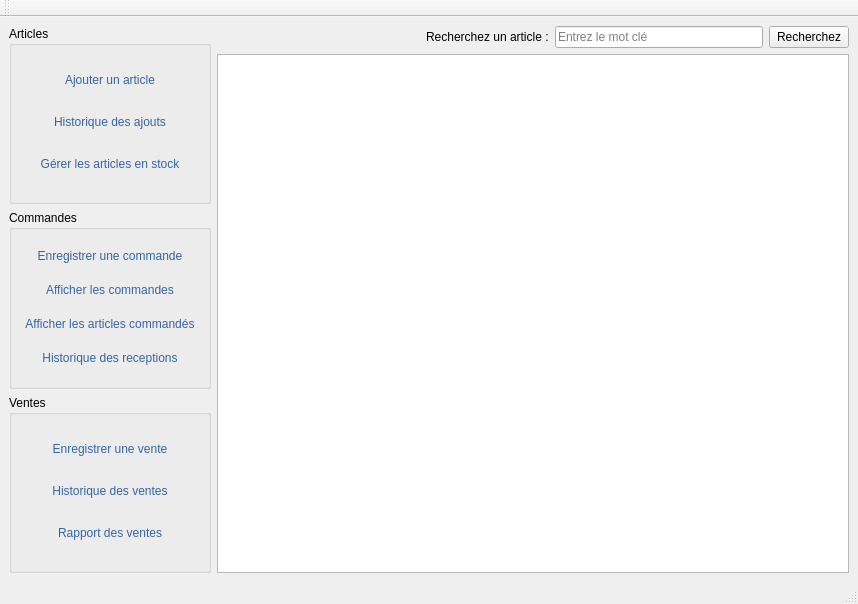
Above: views/ui/main.ui from mono57/libsoft before the change. Below: the same form after it.
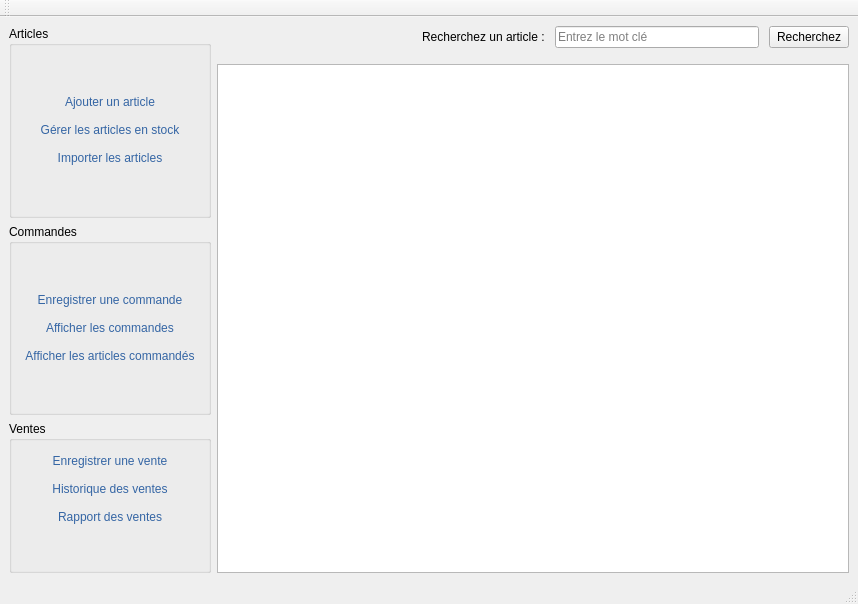
That is the form after the change. Icons and pictures are not drawn.

Patch:
```diff
--- a/views/ui/main.ui
+++ b/views/ui/main.ui
@@ -28,6 +28,19 @@
            <string>Articles</string>
           </property>
           <layout class="QVBoxLayout" name="verticalLayout_2">
+           <item>
+            <spacer name="verticalSpacer_2">
+             <property name="orientation">
+              <enum>Qt::Vertical</enum>
+             </property>
+             <property name="sizeHint" stdset="0">
+              <size>
+               <width>20</width>
+               <height>40</height>
+              </size>
+             </property>
+            </spacer>
+           </item>
            <item>
             <widget class="QPushButton" name="add_article">
              <property name="cursor">
@@ -50,26 +63,6 @@
              </property>
             </widget>
            </item>
-           <item>
-            <widget class="QPushButton" name="add_history">
-             <property name="cursor">
-              <cursorShape>PointingHandCursor</cursorShape>
-             </property>
-             <property name="styleSheet">
-              <string notr="true">color: rgb(52, 101, 164);</string>
-             </property>
-             <property name="text">
-              <string>Historique des ajouts</string>
-             </property>
-             <property name="icon">
-              <iconset theme="history">
-               <normaloff>.</normaloff>.</iconset>
-             </property>
-             <property name="flat">
-              <bool>true</bool>
-             </property>
-            </widget>
-           </item>
            <item>
             <widget class="QPushButton" name="pushButtonArticleStock">
              <property name="cursor">
@@ -86,6 +79,35 @@
              </property>
             </widget>
            </item>
+           <item>
+            <widget class="QPushButton" name="pushButtonImport">
+             <property name="cursor">
+              <cursorShape>PointingHandCursor</cursorShape>
+             </property>
+             <property name="styleSheet">
+              <string notr="true">color: rgb(52, 101, 164);</string>
+             </property>
+             <property name="text">
+              <string>Importer les articles</string>
+             </property>
+             <property name="flat">
+              <bool>true</bool>
+             </property>
+            </widget>
+           </item>
+           <item>
+            <spacer name="verticalSpacer">
+             <property name="orientation">
+              <enum>Qt::Vertical</enum>
+             </property>
+             <property name="sizeHint" stdset="0">
+              <size>
+               <width>20</width>
+               <height>40</height>
+              </size>
+             </property>
+            </spacer>
+           </item>
           </layout>
          </widget>
         </item>
@@ -95,6 +117,19 @@
            <string>Commandes</string>
           </property>
           <layout class="QVBoxLayout" name="verticalLayout_3">
+           <item>
+            <spacer name="verticalSpacer_4">
+             <property name="orientation">
+              <enum>Qt::Vertical</enum>
+             </property>
+             <property name="sizeHint" stdset="0">
+              <size>
+               <width>20</width>
+               <height>40</height>
+              </size>
+             </property>
+            </spacer>
+           </item>
            <item>
             <widget class="QPushButton" name="add_command">
              <property name="cursor">
@@ -144,20 +179,17 @@
             </widget>
            </item>
            <item>
-            <widget class="QPushButton" name="command_history">
-             <property name="cursor">
-              <cursorShape>PointingHandCursor</cursorShape>
+            <spacer name="verticalSpacer_3">
+             <property name="orientation">
+              <enum>Qt::Vertical</enum>
              </property>
-             <property name="styleSheet">
-              <string notr="true">color: rgb(52, 101, 164);</string>
+             <property name="sizeHint" stdset="0">
+              <size>
+               <width>20</width>
+               <height>40</height>
+              </size>
              </property>
-             <property name="text">
-              <string>Historique des receptions</string>
-             </property>
-             <property name="flat">
-              <bool>true</bool>
-             </property>
-            </widget>
+            </spacer>
            </item>
           </layout>
          </widget>
@@ -216,6 +248,19 @@
              </property>
             </widget>
            </item>
+           <item>
+            <spacer name="verticalSpacer_5">
+             <property name="orientation">
+              <enum>Qt::Vertical</enum>
+             </property>
+             <property name="sizeHint" stdset="0">
+              <size>
+               <width>20</width>
+               <height>40</height>
+              </size>
+             </property>
+            </spacer>
+           </item>
           </layout>
          </widget>
         </item>
@@ -227,6 +272,12 @@
      <layout class="QVBoxLayout" name="verticalLayout_5">
       <item>
        <layout class="QHBoxLayout" name="horizontalLayout_3">
+        <property name="spacing">
+         <number>10</number>
+        </property>
+        <property name="bottomMargin">
+         <number>10</number>
+        </property>
         <item>
          <spacer name="horizontalSpacer">
           <property name="orientation">
```
